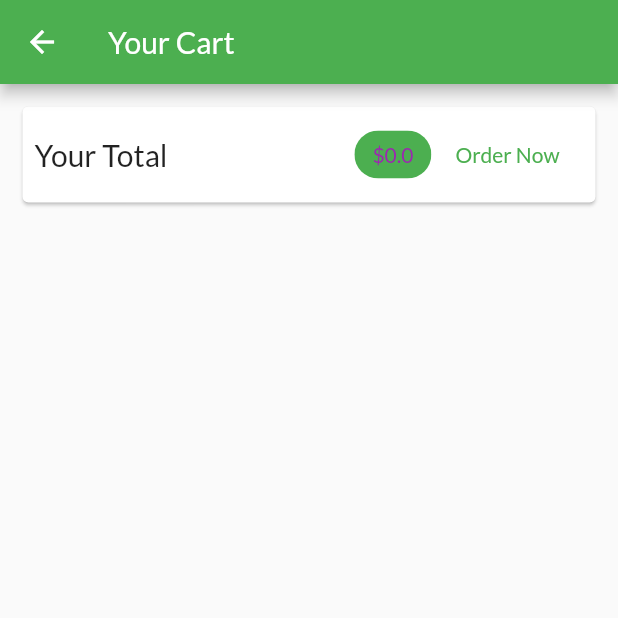
After one commit to indrajithvgp/shop_app_flutter, a Flutter app: the CartScreen screen opened by its route, on a phone screen of 412 x 824 dp, the top half of it. The commit adds this screen. Run offline on Flutter 3.47's test engine with Material 2 defaults, Android fonts, the phone set to English and light mode, and no system bars; network calls fail.

Commit message:
cart list show added

```diff
--- a/lib/main.dart
+++ b/lib/main.dart
@@ -2,6 +2,7 @@ import 'package:flutter/material.dart';
 import 'package:provider/provider.dart';
 import 'package:shop_app/providers/cart.dart';
 import 'package:shop_app/providers/products.dart';
+import 'package:shop_app/screens/cart_screen.dart';
 import 'package:shop_app/screens/product_details_screen.dart';
 import 'package:shop_app/screens/products_overview_screen.dart';
 
@@ -28,6 +29,7 @@ class MyApp extends StatelessWidget {
           home: MyHomePage(title: 'FMall'),
           routes: {
             ProductDetailScreen.routeName: (ctx) => ProductDetailScreen(),
+            CartScreen.routeName:(ctx)=> CartScreen()
           }),
     );
   }
--- a/lib/providers/cart.dart
+++ b/lib/providers/cart.dart
@@ -24,6 +24,14 @@ class Cart with ChangeNotifier {
     return _items.length;
   }
 
+  double get totalAmount {
+    var total = 0.0;
+    _items.forEach((key, value) {
+      total += value.price * value.quantity;
+    });
+    return total;
+  }
+
   void addItem(String productId, double price, String title) {
     if (_items.containsKey(productId)) {
       _items.update(
--- /dev/null
+++ b/lib/screens/cart_screen.dart
@@ -0,0 +1,55 @@
+import "package:flutter/material.dart";
+import 'package:provider/provider.dart';
+import 'package:shop_app/providers/cart.dart' show Cart;
+import 'package:shop_app/widgets/cart_item.dart' as ci;
+
+class CartScreen extends StatelessWidget {
+  static const routeName = '/cart';
+  @override
+  Widget build(BuildContext context) {
+    final cart = Provider.of<Cart>(context);
+
+    return Scaffold(
+        appBar: AppBar(title: Text("Your Cart")),
+        body: Column(
+          children: [
+            Card(
+                margin: EdgeInsets.all(15),
+                child: Padding(
+                    padding: EdgeInsets.all(8),
+                    child: Row(
+                        mainAxisAlignment: MainAxisAlignment.spaceBetween,
+                        children: [
+                          Text('Your Total', style: TextStyle(fontSize: 20)),
+                          // SizedBox(
+                          //   width: 10,
+                          // ),
+                          Spacer(),
+                          Chip(
+                            label: Text(
+                              '\$${cart.totalAmount.toString()}',
+                              style: TextStyle(color: Colors.purple),
+                            ),
+                            backgroundColor: Theme.of(context).primaryColor,
+                          ),
+                          FlatButton(
+                              onPressed: () {},
+                              child: Text('Order Now'),
+                              textColor: Theme.of(context).primaryColor)
+                        ]))),
+            SizedBox(
+              height: 10,
+            ),
+            Expanded(
+                child: ListView.builder(
+                    itemCount: cart.items.length,
+                    itemBuilder: (ctx, i) {
+                      return ci.CartItem(cart.items[i].id, cart.items[i].price,
+                          cart.items[i].quantity, cart.items[i].title);
+                    }))
+          ],
+        ));
+  }
+}
+
+// cart.items.values.toList()[i].quantity
--- a/lib/screens/products_overview_screen.dart
+++ b/lib/screens/products_overview_screen.dart
@@ -1,6 +1,7 @@
 import "package:flutter/material.dart";
 import 'package:shop_app/providers/cart.dart';
 import 'package:shop_app/providers/products.dart';
+import 'package:shop_app/screens/cart_screen.dart';
 import 'package:shop_app/widgets/badge.dart';
 import 'package:shop_app/widgets/product_item.dart';
 import 'package:shop_app/widgets/products_grid.dart';
@@ -42,13 +43,15 @@ class _ProductOverviewState extends State<ProductOverview> {
                       })
                     }),
             Consumer<Cart>(
-              builder: (_, cart, ch)=> Badge(
-                  child: ch,
+                builder: (_, cart, ch) => Badge(
+                      child: ch,
                       value: cart.itemCount.toString(),
-                ),
+                    ),
                 child: IconButton(
-                    onPressed: () {}, icon: Icon(Icons.shopping_cart))
-            )
+                    onPressed: () {
+                      Navigator.of(context).pushNamed(CartScreen.routeName);
+                    },
+                    icon: Icon(Icons.shopping_cart)))
           ],
         ),
         body: ProductsGrid(_showFavoritesOnly));
```
Also changed, not shown: lib/widgets/cart_item.dart (added, +32 -0 lines).
